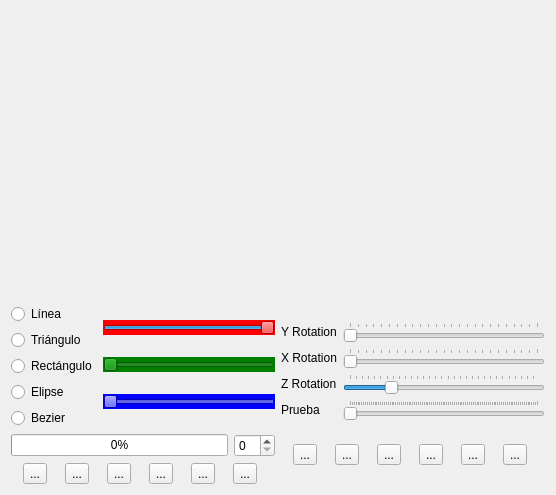
The window that window.ui (belgrades/MyOpenGL) describes before a commit, drawn with Qt 5.
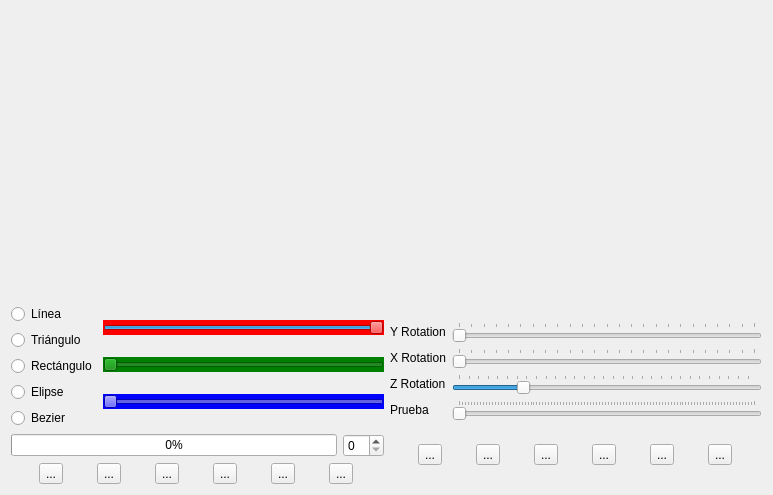
The same window after the commit. Icons and pictures are not drawn. Custom widgets are drawn as their Qt base class.

```diff
--- a/window.ui
+++ b/window.ui
@@ -6,7 +6,7 @@
    <rect>
     <x>0</x>
     <y>0</y>
-    <width>556</width>
+    <width>773</width>
     <height>495</height>
    </rect>
   </property>
```
